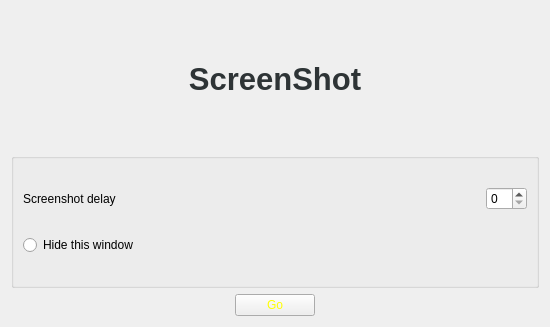
First picture: the form in sources/Forms/formscreenshots.ui, repository jose94752/ClipEdit, before the edit.
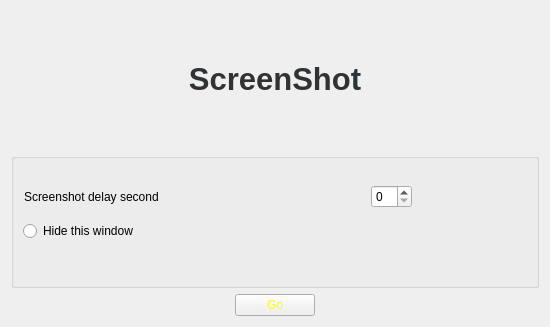
Second picture: the form after the edit.

Diff of the .ui file:
```diff
--- a/sources/Forms/formscreenshots.ui
+++ b/sources/Forms/formscreenshots.ui
@@ -42,35 +42,15 @@
      <property name="title">
       <string/>
      </property>
-     <layout class="QGridLayout" name="gridLayout">
-      <item row="0" column="0">
-       <layout class="QHBoxLayout" name="horizontalLayout_2">
-        <item>
-         <widget class="QLabel" name="label">
-          <property name="text">
-           <string>Screenshot delay</string>
-          </property>
-         </widget>
-        </item>
-        <item>
-         <spacer name="horizontalSpacer">
-          <property name="orientation">
-           <enum>Qt::Horizontal</enum>
-          </property>
-          <property name="sizeHint" stdset="0">
-           <size>
-            <width>128</width>
-            <height>20</height>
-           </size>
-          </property>
-         </spacer>
-        </item>
-        <item>
-         <widget class="QSpinBox" name="spinBox"/>
-        </item>
-       </layout>
-      </item>
-      <item row="1" column="0">
+     <widget class="QWidget" name="">
+      <property name="geometry">
+       <rect>
+        <x>12</x>
+        <y>66</y>
+        <width>391</width>
+        <height>25</height>
+       </rect>
+      </property>
        <layout class="QHBoxLayout" name="horizontalLayout_3">
         <item>
          <widget class="QRadioButton" name="radioButton">
@@ -93,8 +73,42 @@
          </spacer>
         </item>
        </layout>
-      </item>
-     </layout>
+     </widget>
+     <widget class="QWidget" name="">
+      <property name="geometry">
+       <rect>
+        <x>13</x>
+        <y>30</y>
+        <width>388</width>
+        <height>28</height>
+       </rect>
+      </property>
+      <layout class="QHBoxLayout" name="horizontalLayout_2">
+       <item>
+        <widget class="QLabel" name="label">
+         <property name="text">
+          <string>Screenshot delay second</string>
+         </property>
+        </widget>
+       </item>
+       <item>
+        <spacer name="horizontalSpacer">
+         <property name="orientation">
+          <enum>Qt::Horizontal</enum>
+         </property>
+         <property name="sizeHint" stdset="0">
+          <size>
+           <width>158</width>
+           <height>20</height>
+          </size>
+         </property>
+        </spacer>
+       </item>
+       <item>
+        <widget class="QSpinBox" name="spinBox"/>
+       </item>
+      </layout>
+     </widget>
     </widget>
    </item>
    <item row="2" column="0">
```
Lines whose indentation alone changed are shown as unchanged.
